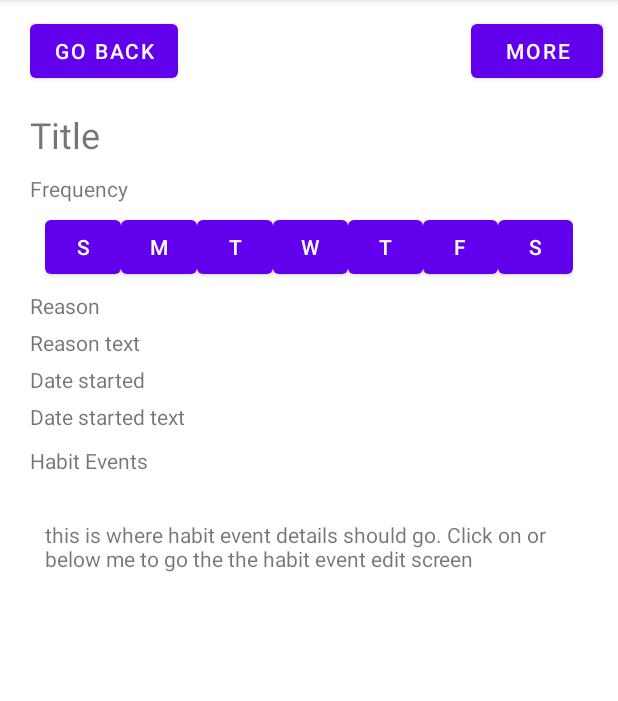
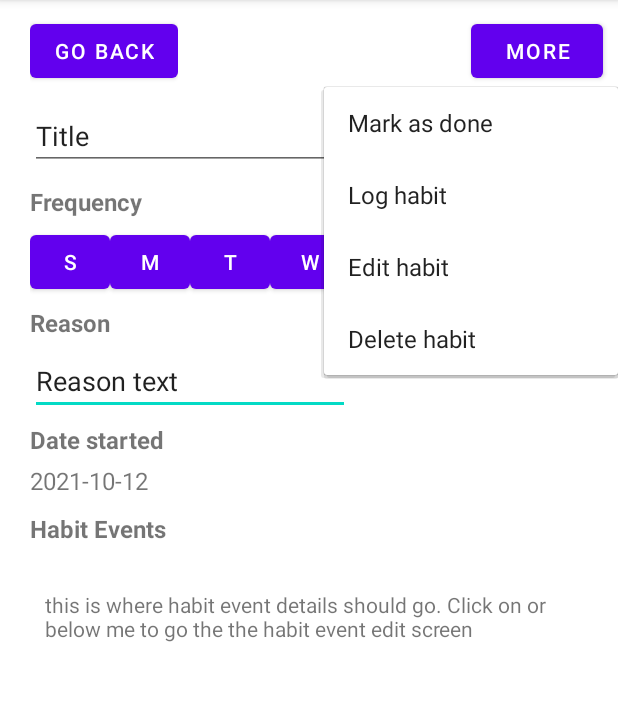
Before and after one commit to CMPUT301F21T03/Alpha-Apps, an Android app: the HabitDetails screen opened directly, with no data from a screen before it, after a tap on "MORE", on a phone screen of 412 x 824 dp, the part 84-785 px from its top. Run offline under Robolectric (Android 15) with nearby library versions, the light colour scheme and no system bars.

Commit message:
-Linked info from Habit object to text fields in Habit Details layout - etc.

```diff
--- a/PrototypeHabitApp/app/src/main/java/com/example/prototypehabitapp/Activities/HabitDetails.java
+++ b/PrototypeHabitApp/app/src/main/java/com/example/prototypehabitapp/Activities/HabitDetails.java
@@ -17,16 +17,46 @@
 package com.example.prototypehabitapp.Activities;
 
 import android.content.Intent;
+import android.graphics.Color;
 import android.os.Bundle;
+import android.text.method.KeyListener;
+import android.view.Menu;
+import android.view.MenuInflater;
+import android.view.MenuItem;
 import android.view.View;
 import android.widget.Button;
+import android.widget.EditText;
 import android.widget.LinearLayout;
+import android.widget.PopupMenu;
+import android.widget.TextView;
 
 import androidx.appcompat.app.AppCompatActivity;
 
+import com.example.prototypehabitapp.DataClasses.DaysOfWeek;
+import com.example.prototypehabitapp.DataClasses.Habit;
 import com.example.prototypehabitapp.R;
 
-public class HabitDetails extends AppCompatActivity {
+import java.util.ArrayList;
+
+public class HabitDetails extends AppCompatActivity implements PopupMenu.OnMenuItemClickListener{
+
+    // attributes
+    private Habit habit;
+    private DaysOfWeek weekOccurence;
+
+    boolean habit_exists = false;
+
+    Button sunday_button;
+    Button monday_button;
+    Button tuesday_button;
+    Button wednesday_button;
+    Button thursday_button;
+    Button friday_button;
+    Button saturday_button;
+
+    ArrayList<Boolean> weekOccurenceList;
+    ArrayList<Button> weekButtons;
+
 
     @Override
     protected void onCreate(Bundle savedInstanceState) {
@@ -34,10 +64,49 @@
         // set the display to be the main page
         setContentView(R.layout.habit_details);
 
-        //TODO get the intent and unpackage the habit data
+        // connect to view elements
+        EditText title = findViewById(R.id.habitdetails_title);
+        // frequency needs to be worked on later
+        EditText reason = findViewById(R.id.habitdetails_reason_text);
+        TextView date_started = findViewById(R.id.habitdetails_date_started);
+
+        KeyListener titleKeyListener = title.getKeyListener();
+        title.setKeyListener(null);
+
+        KeyListener reasonKeyListener = reason.getKeyListener();
+        reason.setKeyListener(null);
+
+        weekButtons = new ArrayList<>();
+        sunday_button = findViewById(R.id.dayofweekbar_sunday);
+        weekButtons.add(sunday_button);
+        monday_button = findViewById(R.id.dayofweekbar_monday);
+        weekButtons.add(monday_button);
+        tuesday_button = findViewById(R.id.dayofweekbar_tuesday);
+        weekButtons.add(tuesday_button);
+        wednesday_button = findViewById(R.id.dayofweekbar_wednesday);
+        weekButtons.add(wednesday_button);
+        thursday_button = findViewById(R.id.dayofweekbar_thursday);
+        weekButtons.add(thursday_button);
+        friday_button = findViewById(R.id.dayofweekbar_friday);
+        weekButtons.add(friday_button);
+        saturday_button = findViewById(R.id.dayofweekbar_saturday);
+        weekButtons.add(saturday_button);
+
+        // if a selected habit was sent over in the intent
         Intent intent = getIntent();
+        if (intent.getSerializableExtra("selected_habit") != null)  {
+            // then we can work with it...
+            // set the data to the proper fields in the activity
+            habit = (Habit) intent.getSerializableExtra("selected_habit");
+            title.setText(habit.getTitle());
+            reason.setText(habit.getReason());
+            date_started.setText(habit.getDateStarted().toString());
+            weekOccurenceList = habit.getWeekOccurence().getAll();
+            for (int i = 0; i < 7; i++) {
+                setButtonColor(weekButtons.get(i), weekOccurenceList.get(i));
+            }
 
-        // TODO set the data to the proper fields
+        }
 
         //set a listener for if the editHabit layout is pressed by the user
         LinearLayout eventLayout = findViewById(R.id.habitdetails_habit_event_layout);
@@ -49,10 +118,39 @@
     }
 
     private void habitDetailsMoreButtonPressed(View view) {
-        //TODO open a dialog as defined in the figma storyboard
-        System.out.println("habitDetailsMoreButtonPressed");
+        System.out.println("more button pressed");
+        PopupMenu popup = new PopupMenu(this, view);
+        MenuInflater inflater = popup.getMenuInflater();
+        popup.setOnMenuItemClickListener(HabitDetails.this);
+        inflater.inflate(R.menu.habit_details_menu, popup.getMenu());
+        popup.show();
 
     }
+
+    @Override
+    public boolean onMenuItemClick(MenuItem item) {
+        switch (item.getItemId()) {
+            case R.id.moreMenuMarkAsDone:
+                // TODO call mark as done functionality
+                System.out.println("mark as done pressed");
+                return true;
+            case R.id.moreMenuLogHabit:
+                // TODO call log habit functionality
+                System.out.println("log habit pressed");
+                return true;
+            case R.id.moreMenuEditHabit:
+                // TODO edit habit functionality
+                System.out.println("edit habit pressed");
+                return true;
+            case R.id.moreMenuDeleteHabit:
+                // TODO delete habit functionality
+                System.out.println("delete habit pressed");
+                return true;
+            default:
+                return false;
+        }
+    }
+
 
     private void habitDetailsHabitEventLayoutPressed(View view) {
         // TODO get the habit event data and open the habit event details frame with said data
@@ -61,4 +159,12 @@
         startActivity(intent);
 
     }
+
+    private void setButtonColor(Button button, boolean val) {
+        if (val) {
+            button.setBackgroundColor(Color.BLUE);
+        } else {
+            button.setBackgroundColor(Color.GRAY);
+        }
+    }
 }
--- a/PrototypeHabitApp/app/src/main/res/layout/habit_details.xml
+++ b/PrototypeHabitApp/app/src/main/res/layout/habit_details.xml
@@ -12,41 +12,19 @@
         android:layout_marginStart="20dp"
         android:layout_marginTop="5dp"
         android:text="Date started"
+        android:textSize="16sp"
+        android:textStyle="bold"
         app:layout_constraintStart_toStartOf="parent"
         app:layout_constraintTop_toBottomOf="@+id/habitdetails_reason_text" />
-
-    <LinearLayout
-        android:id="@+id/linearLayout3"
-        android:layout_width="0dp"
-        android:layout_height="wrap_content"
-        android:layout_marginStart="10dp"
-        android:layout_marginEnd="10dp"
-        android:orientation="horizontal"
-        app:layout_constraintEnd_toEndOf="parent"
-        app:layout_constraintStart_toStartOf="parent"
-        app:layout_constraintTop_toBottomOf="@+id/textView13">
-
-    </LinearLayout>
-
-    <TextView
-        android:id="@+id/habitdetails_title"
-        android:layout_width="wrap_content"
-        android:layout_height="wrap_content"
-        android:layout_marginStart="20dp"
-        android:layout_marginTop="15dp"
-        android:text="Title"
-        android:textSize="24sp"
-        app:layout_constraintStart_toStartOf="parent"
-        app:layout_constraintTop_toBottomOf="@+id/frameLayout2" />
 
     <include
         android:id="@+id/include"
         layout="@layout/day_of_week_bar"
         android:layout_width="0dp"
         android:layout_height="wrap_content"
-        android:layout_marginStart="30dp"
+        android:layout_marginStart="20dp"
         android:layout_marginTop="5dp"
-        android:layout_marginEnd="30dp"
+        android:layout_marginEnd="20dp"
         android:layout_weight="1"
         app:layout_constraintEnd_toEndOf="parent"
         app:layout_constraintStart_toStartOf="parent"
@@ -59,6 +37,8 @@
         android:layout_marginStart="20dp"
         android:layout_marginTop="10dp"
         android:text="Frequency"
+        android:textSize="16sp"
+        android:textStyle="bold"
         app:layout_constraintStart_toStartOf="parent"
         app:layout_constraintTop_toBottomOf="@+id/habitdetails_title" />
 
@@ -69,18 +49,10 @@
         android:layout_marginStart="20dp"
         android:layout_marginTop="5dp"
         android:text="Reason"
+        android:textSize="16sp"
+        android:textStyle="bold"
         app:layout_constraintStart_toStartOf="parent"
         app:layout_constraintTop_toBottomOf="@+id/include" />
-
-    <TextView
-        android:id="@+id/habitdetails_reason_text"
-        android:layout_width="wrap_content"
-        android:layout_height="wrap_content"
-        android:layout_marginStart="20dp"
-        android:layout_marginTop="5dp"
-        android:text="Reason text"
-        app:layout_constraintStart_toStartOf="parent"
-        app:layout_constraintTop_toBottomOf="@+id/textView20" />
 
     <TextView
         android:id="@+id/habitdetails_date_started"
@@ -88,7 +60,8 @@
         android:layout_height="wrap_content"
         android:layout_marginStart="20dp"
         android:layout_marginTop="5dp"
-        android:text="Date started text"
+        android:text="2021-10-12"
+        android:textSize="16sp"
         app:layout_constraintStart_toStartOf="parent"
         app:layout_constraintTop_toBottomOf="@+id/textView22" />
 
@@ -99,6 +72,8 @@
         android:layout_marginStart="20dp"
         android:layout_marginTop="10dp"
         android:text="Habit Events"
+        android:textSize="16sp"
+        android:textStyle="bold"
         app:layout_constraintStart_toStartOf="parent"
         app:layout_constraintTop_toBottomOf="@+id/habitdetails_date_started" />
 
@@ -150,4 +125,32 @@
             android:layout_weight="1" />
     </FrameLayout>
 
+    <EditText
+        android:id="@+id/habitdetails_reason_text"
+        android:layout_width="wrap_content"
+        android:layout_height="wrap_content"
+        android:layout_marginStart="20dp"
+        android:layout_marginTop="5dp"
+        android:ems="10"
+        android:inputType="textPersonName"
+        android:text="Reason text"
+        app:layout_constraintEnd_toEndOf="parent"
+        app:layout_constraintHorizontal_bias="0.0"
+        app:layout_constraintStart_toStartOf="parent"
+        app:layout_constraintTop_toBottomOf="@+id/textView20" />
+
+    <EditText
+        android:id="@+id/habitdetails_title"
+        android:layout_width="wrap_content"
+        android:layout_height="wrap_content"
+        android:layout_marginStart="20dp"
+        android:layout_marginTop="10dp"
+        android:ems="10"
+        android:inputType="textPersonName"
+        android:text="Title"
+        app:layout_constraintEnd_toEndOf="parent"
+        app:layout_constraintHorizontal_bias="0.0"
+        app:layout_constraintStart_toStartOf="parent"
+        app:layout_constraintTop_toBottomOf="@+id/frameLayout2" />
+
 </androidx.constraintlayout.widget.ConstraintLayout>
--- /dev/null
+++ b/PrototypeHabitApp/app/src/main/res/menu/habit_details_menu.xml
@@ -0,0 +1,16 @@
+<?xml version="1.0" encoding="utf-8"?>
+<menu xmlns:android="http://schemas.android.com/apk/res/android">
+    <item
+        android:id="@+id/moreMenuMarkAsDone"
+        android:title="Mark as done" />
+    <item
+        android:id="@+id/moreMenuLogHabit"
+        android:title="Log habit" />
+    <item
+        android:id="@+id/moreMenuEditHabit"
+        android:title="Edit habit" />
+    <item
+        android:id="@+id/moreMenuDeleteHabit"
+        android:title="Delete habit" />
+
+</menu>
```
